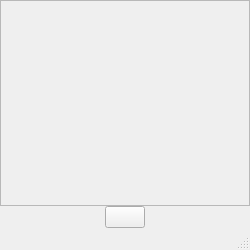
The window that main_window.ui (lachesis17/Clicker) describes before a commit, drawn with Qt 5.
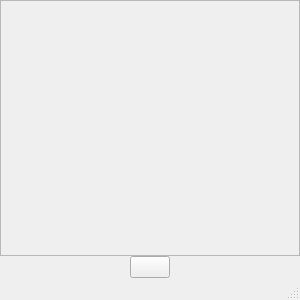
The same window after the commit.

Diff of the .ui file:
```diff
--- a/main_window.ui
+++ b/main_window.ui
@@ -6,8 +6,8 @@
    <rect>
     <x>0</x>
     <y>0</y>
-    <width>250</width>
-    <height>250</height>
+    <width>300</width>
+    <height>300</height>
    </rect>
   </property>
   <property name="windowTitle">
```
Left out of the diff: 4 changed lines with no effect on the pictures.
